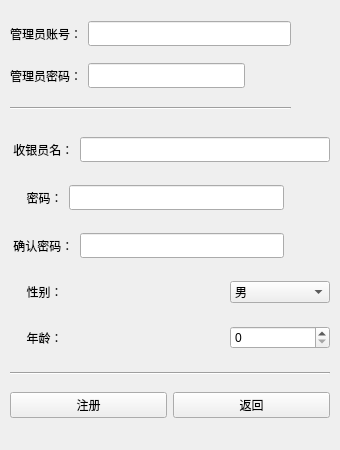
The window that src/LogIn/registerdialog.ui (rainvie/QTSupermarket) describes before a commit, drawn with Qt 5.
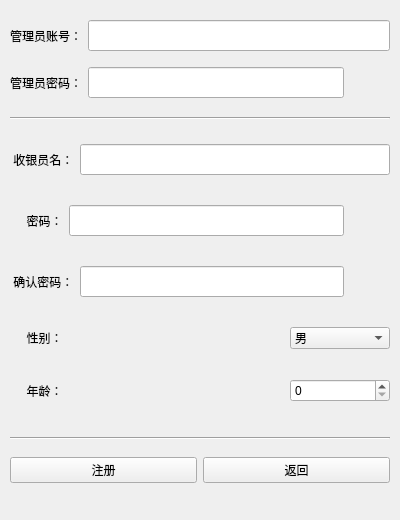
The same window after the commit. Icons and pictures are not drawn.

Diff of the .ui file:
```diff
--- a/src/LogIn/registerdialog.ui
+++ b/src/LogIn/registerdialog.ui
@@ -6,8 +6,8 @@
    <rect>
     <x>0</x>
     <y>0</y>
-    <width>340</width>
-    <height>450</height>
+    <width>400</width>
+    <height>520</height>
    </rect>
   </property>
   <property name="minimumSize">
@@ -24,8 +24,8 @@
     <rect>
      <x>10</x>
      <y>10</y>
-     <width>281</width>
-     <height>91</height>
+     <width>380</width>
+     <height>100</height>
     </rect>
    </property>
    <layout class="QVBoxLayout" name="verticalLayout">
@@ -42,8 +42,8 @@
        <widget class="QLineEdit" name="adminUsernameEdit">
         <property name="font">
          <font>
-          <family>Adobe 黑体 Std R</family>
-          <pointsize>9</pointsize>
+          <family>Microsoft YaHei</family>
+          <pointsize>12</pointsize>
           <bold>false</bold>
          </font>
         </property>
@@ -64,8 +64,8 @@
        <widget class="QLineEdit" name="adminPasswordEdit">
         <property name="font">
          <font>
-          <family>Adobe 黑体 Std R</family>
-          <pointsize>9</pointsize>
+          <family>Microsoft YaHei</family>
+          <pointsize>12</pointsize>
           <bold>false</bold>
          </font>
         </property>
@@ -94,8 +94,8 @@
     <rect>
      <x>10</x>
      <y>120</y>
-     <width>320</width>
-     <height>250</height>
+     <width>380</width>
+     <height>310</height>
     </rect>
    </property>
    <layout class="QVBoxLayout" name="verticalLayout_2">
@@ -112,8 +112,8 @@
        <widget class="QLineEdit" name="usernameEdit">
         <property name="font">
          <font>
-          <family>Adobe 黑体 Std R</family>
-          <pointsize>9</pointsize>
+          <family>Microsoft YaHei</family>
+          <pointsize>12</pointsize>
           <bold>false</bold>
          </font>
         </property>
@@ -134,8 +134,8 @@
        <widget class="QLineEdit" name="passwordEdit">
         <property name="font">
          <font>
-          <family>Adobe 黑体 Std R</family>
-          <pointsize>9</pointsize>
+          <family>Microsoft YaHei</family>
+          <pointsize>12</pointsize>
           <bold>false</bold>
          </font>
         </property>
@@ -170,8 +170,8 @@
        <widget class="QLineEdit" name="confirmPasswordEdit">
         <property name="font">
          <font>
-          <family>Adobe 黑体 Std R</family>
-          <pointsize>9</pointsize>
+          <family>Microsoft YaHei</family>
+          <pointsize>12</pointsize>
           <bold>false</bold>
          </font>
         </property>
@@ -301,9 +301,9 @@
    <property name="geometry">
     <rect>
      <x>10</x>
-     <y>380</y>
-     <width>320</width>
-     <height>50</height>
+     <y>440</y>
+     <width>380</width>
+     <height>60</height>
     </rect>
    </property>
    <layout class="QHBoxLayout" name="horizontalLayout_6">
@@ -327,8 +327,8 @@
    <property name="geometry">
     <rect>
      <x>10</x>
-     <y>100</y>
-     <width>281</width>
+     <y>110</y>
+     <width>380</width>
      <height>16</height>
     </rect>
    </property>
@@ -340,8 +340,8 @@
    <property name="geometry">
     <rect>
      <x>10</x>
-     <y>365</y>
-     <width>320</width>
+     <y>430</y>
+     <width>380</width>
      <height>16</height>
     </rect>
    </property>
```
